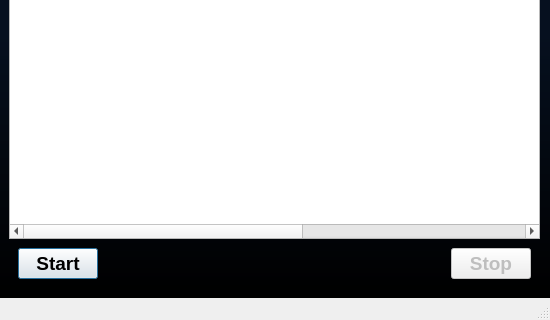
Qt form src/ui/forms/mainwindow.ui (bitcap-co/bitcap-ipr) before a commit; both pictures show x 0 to 550 and y 230 to 550 of the 550 by 550 pixel window.
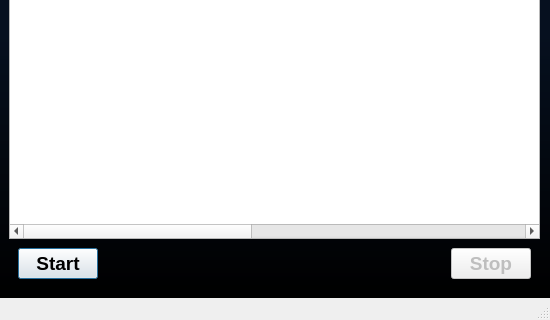
The same form after that commit. The open tabs and pages were chosen to show the change.

Commit message: add pool and worker column to id table

Patch:
```diff
--- a/src/ui/forms/mainwindow.ui
+++ b/src/ui/forms/mainwindow.ui
@@ -290,7 +290,7 @@
                  <bool>true</bool>
                 </property>
                 <property name="columnCount">
-                 <number>9</number>
+                 <number>11</number>
                 </property>
                 <attribute name="horizontalHeaderMinimumSectionSize">
                  <number>15</number>
```
The commit also changes 2 other files.
